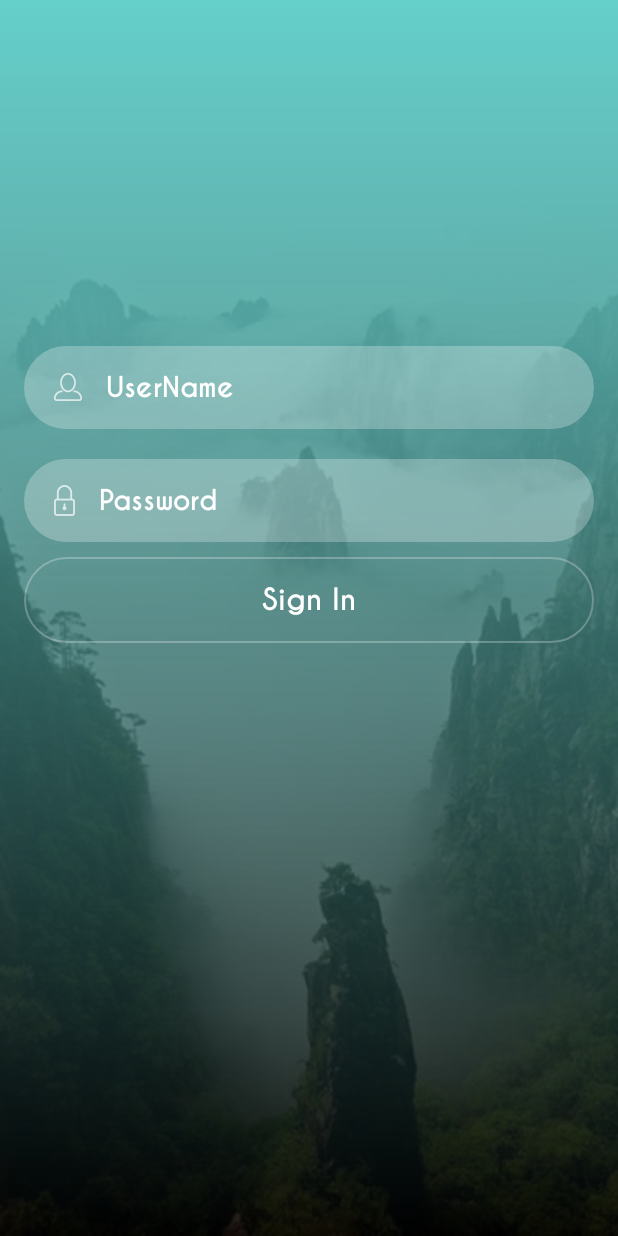
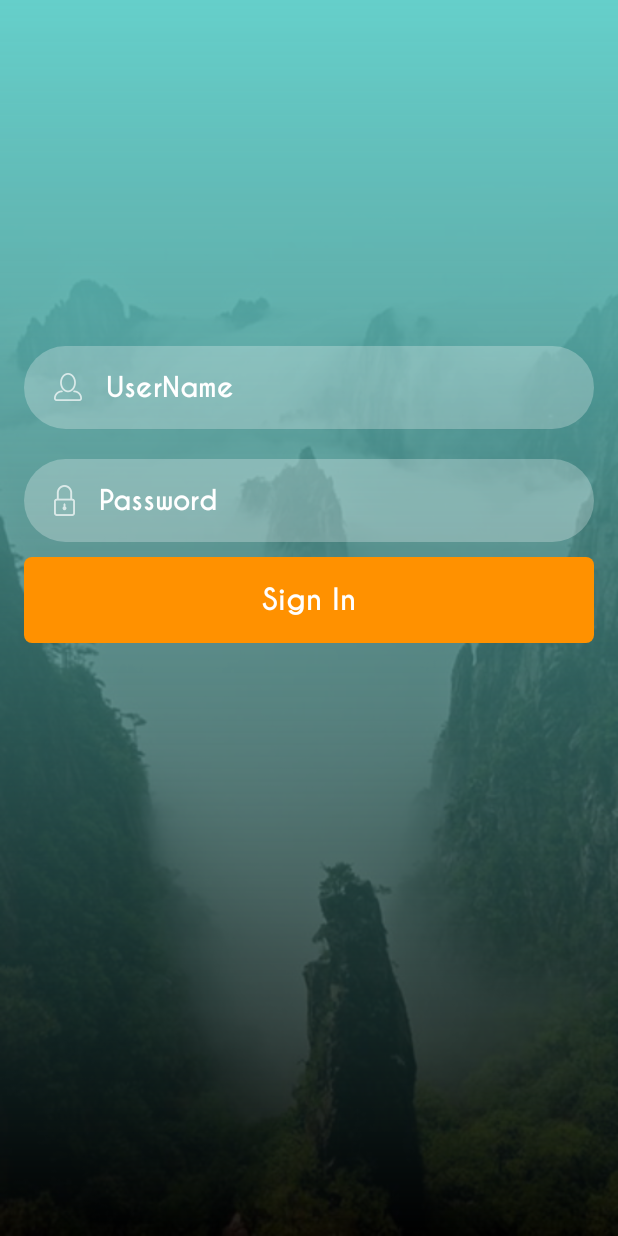
Before and after one commit to nageshmaggi/DailyFinance, an Android app: the screen it shows after launch (UserLoginActivity), on a phone screen of 412 x 824 dp. Run offline under Robolectric (Android 15) with nearby library versions, the phone set to English and light mode, and no system bars.

Commit message:
Report Design Changes Modified

```diff
--- a/app/src/main/res/layout-normal/activity_login.xml
+++ b/app/src/main/res/layout-normal/activity_login.xml
@@ -78,7 +78,7 @@
             android:layout_height="wrap_content"
             android:layout_marginBottom="10dp"
             android:layout_marginTop="10dp"
-            android:background="@drawable/image_bg"
+            android:background="@drawable/image_pressed"
             android:gravity="center"
             android:padding="16dp"
             android:text="Sign In"
--- a/app/src/main/res/layout-normal/dailyfinance_report_layout.xml
+++ b/app/src/main/res/layout-normal/dailyfinance_report_layout.xml
@@ -170,7 +170,7 @@
 
                 <TextView
                     android:id="@+id/tvCollAmtTilSum"
-                    android:layout_width="55dp"
+                    android:layout_width="35dp"
                     android:layout_height="wrap_content"
                     android:text="Coll"
                     android:textSize="13sp"
--- a/app/src/main/res/layout-normal/memberwise_dailyfinace_report.xml
+++ b/app/src/main/res/layout-normal/memberwise_dailyfinace_report.xml
@@ -122,7 +122,7 @@
 
                     <TextView
                         android:id="@+id/tvCollAmtTilSum"
-                        android:layout_width="55dp"
+                        android:layout_width="35dp"
                         android:layout_height="wrap_content"
                         android:text="Coll"
                         android:textSize="13sp"
--- a/app/src/main/res/layout-normal/pending_collections_report_layout.xml
+++ b/app/src/main/res/layout-normal/pending_collections_report_layout.xml
@@ -123,7 +123,7 @@
 
                 <TextView
                     android:id="@+id/tvCollAmtTilSum"
-                    android:layout_width="55dp"
+                    android:layout_width="35dp"
                     android:layout_height="wrap_content"
                     android:text="Coll"
                     android:textSize="13sp"
--- a/app/src/main/res/values/colors.xml
+++ b/app/src/main/res/values/colors.xml
@@ -9,6 +9,7 @@
     <color name="DefaultBtnColor">#D6D7D7</color>
     <color name="statusbar_color">#65cfca</color>
     <color name="orange">#FF9100</color>
+    <color name="dark_orange">#BE6E01</color>
     <color name="Red">#E90000</color>
     <color name="Green">#36A336</color>
 
```
Also changed, not shown: app/build.gradle (+3 -5 lines).
